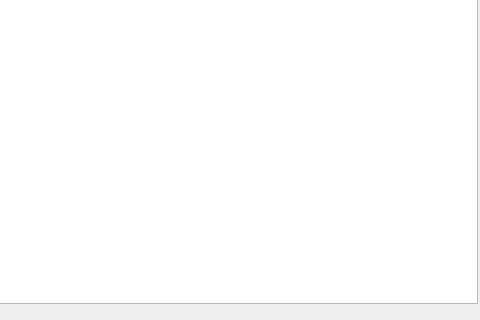
SofiaFigueroa/cse165-pacman, file pacman/mainwindow.ui: the form before one commit; both pictures show x 243 to 723 and y 247 to 567 of the 723 by 567 pixel window.
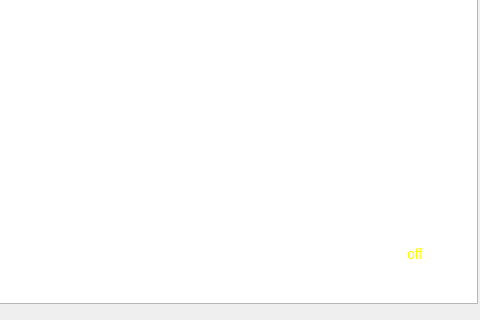
The form after the commit.

Commit message: ⚒ Added debug mode to toggle ghost-wall collision

Patch:
```diff
--- a/pacman/mainwindow.ui
+++ b/pacman/mainwindow.ui
@@ -35,6 +35,9 @@
       <height>551</height>
      </size>
     </property>
+    <property name="styleSheet">
+     <string notr="true">color:blue;</string>
+    </property>
    </widget>
    <widget class="QLabel" name="hiscoreLabel">
     <property name="geometry">
@@ -122,6 +125,42 @@
      <string>0</string>
     </property>
    </widget>
+   <widget class="QLabel" name="debugText">
+    <property name="geometry">
+     <rect>
+      <x>450</x>
+      <y>490</y>
+      <width>201</width>
+      <height>21</height>
+     </rect>
+    </property>
+    <property name="styleSheet">
+     <string notr="true">color:white
+;
+font-size:14px;</string>
+    </property>
+    <property name="text">
+     <string>Debug Ghost-Wall Collision (F3):</string>
+    </property>
+   </widget>
+   <widget class="QLabel" name="debugText_2">
+    <property name="geometry">
+     <rect>
+      <x>650</x>
+      <y>490</y>
+      <width>21</width>
+      <height>21</height>
+     </rect>
+    </property>
+    <property name="styleSheet">
+     <string notr="true">color:yellow
+;
+font-size:14px;</string>
+    </property>
+    <property name="text">
+     <string>off</string>
+    </property>
+   </widget>
   </widget>
   <widget class="QMenuBar" name="menubar">
    <property name="geometry">
```
The commit also changes 3 other files.
